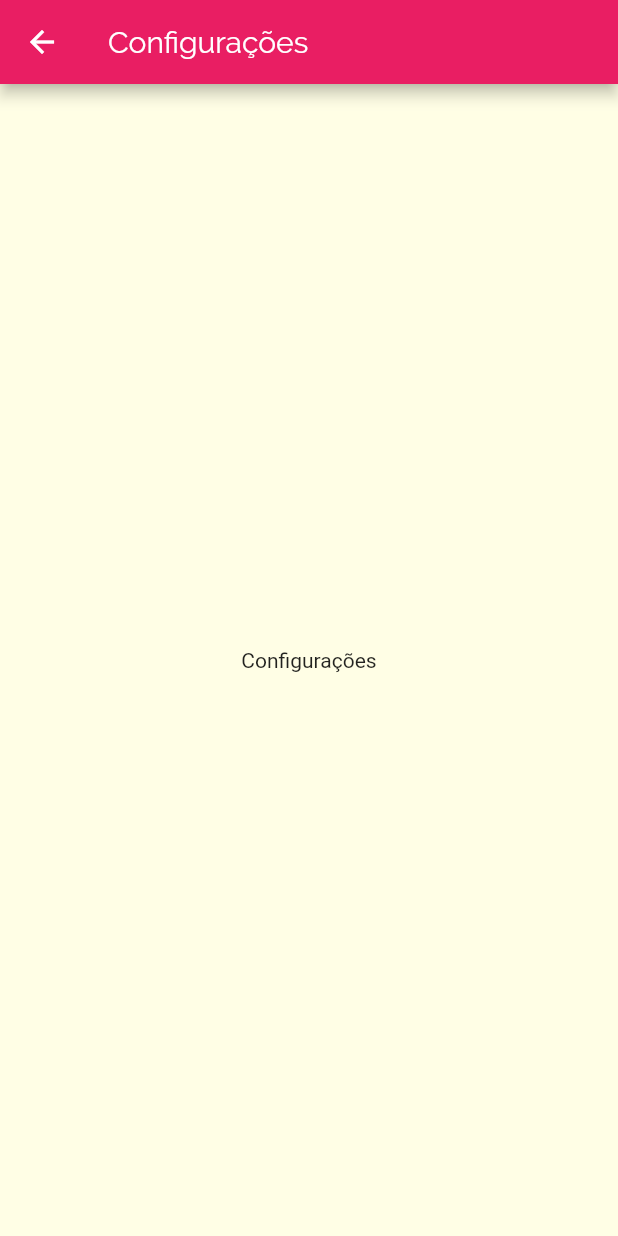
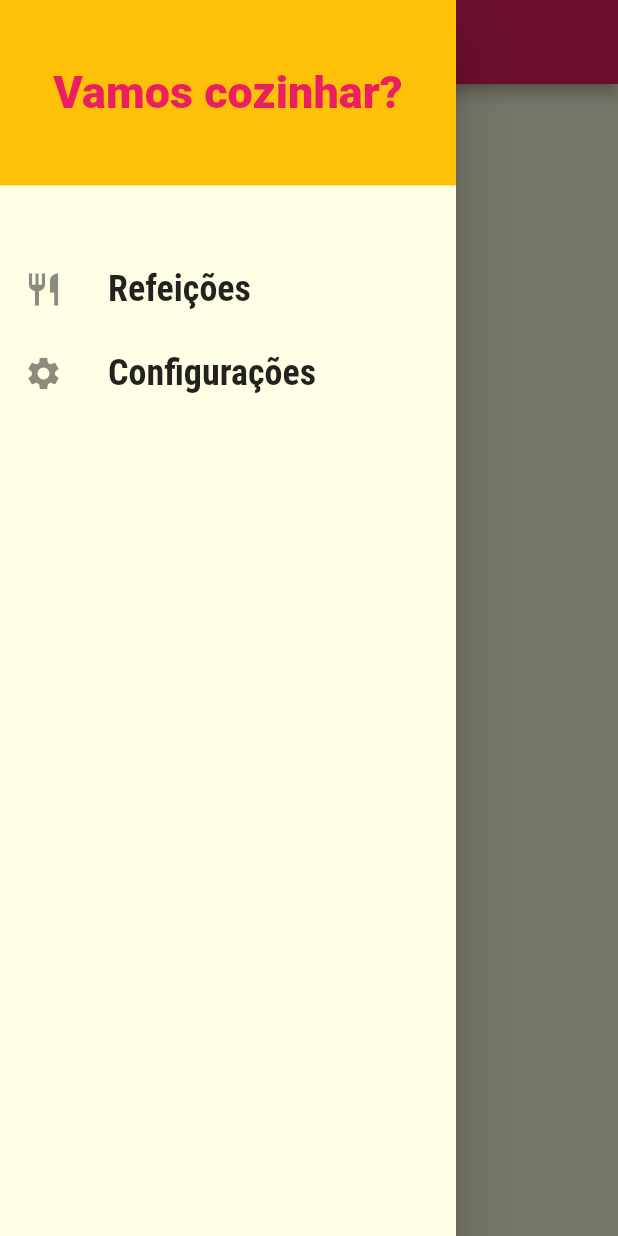
Before and after one commit to tocalopes/Flutter-app-recepies-dart, a Flutter app: the SettingsScreen screen opened by its route, with the side drawer open (before the commit the screen has no drawer), on a phone screen of 412 x 824 dp. Run offline on Flutter 3.47's test engine with Material 2 defaults, Android fonts, the phone set to English and light mode, and no system bars.

```diff
--- a/lib/components/main_drawer.dart
+++ b/lib/components/main_drawer.dart
@@ -42,12 +42,12 @@ class MainDrawer extends StatelessWidget {
           _createItem(
             Icons.restaurant,
             'Refeições',
-            () => Navigator.of(context).pushNamed(AppRoutes.HOME),
+            () => Navigator.of(context).pushReplacementNamed(AppRoutes.HOME),
           ),
           _createItem(
             Icons.settings,
             'Configurações',
-            () => Navigator.of(context).pushNamed(AppRoutes.SETTINGS),
+            () => Navigator.of(context).pushReplacementNamed(AppRoutes.SETTINGS),
           ),
         ],
       ),
--- a/lib/screens/settings_screen.dart
+++ b/lib/screens/settings_screen.dart
@@ -1,4 +1,5 @@
 import 'package:flutter/material.dart';
+import 'package:recepies_foods/components/main_drawer.dart';
 
 class SettingsScreen extends StatelessWidget {
   @override
@@ -7,6 +8,7 @@ class SettingsScreen extends StatelessWidget {
       appBar: AppBar(
         title: Text('Configurações'),
       ),
+      drawer: MainDrawer(),
       body: Center(
         child: Text("Configurações"),
       ),
```
